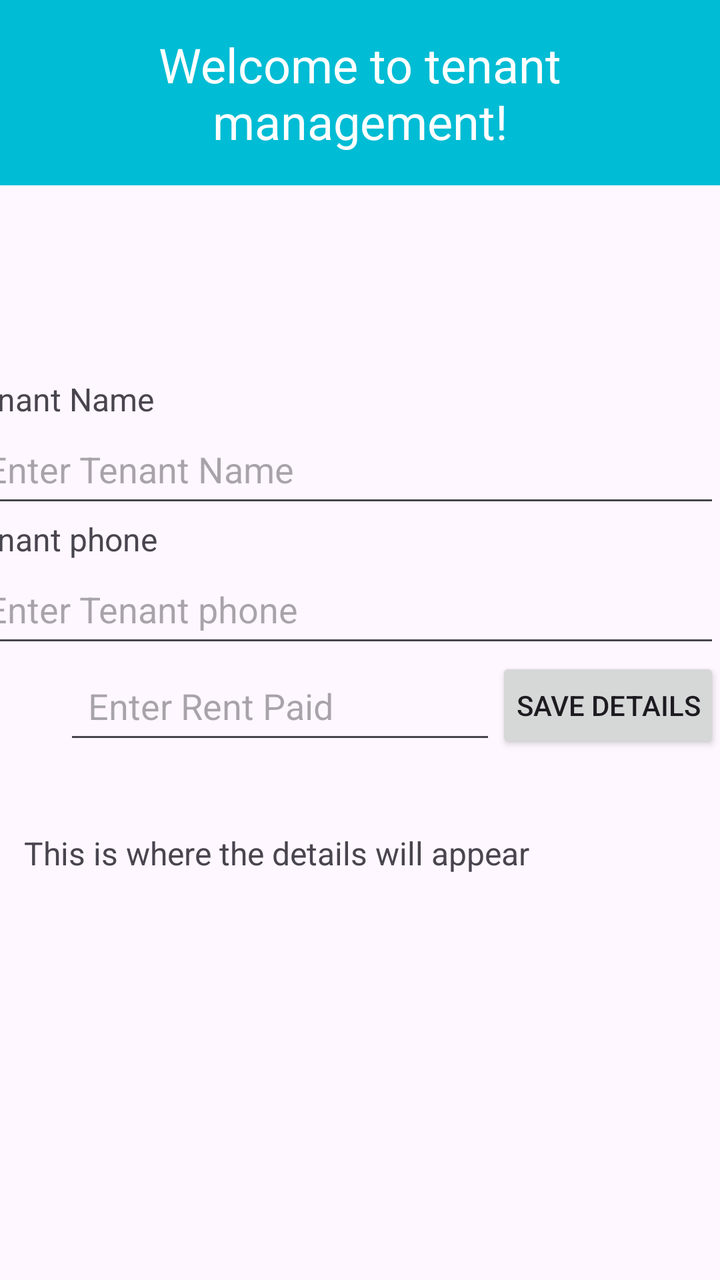
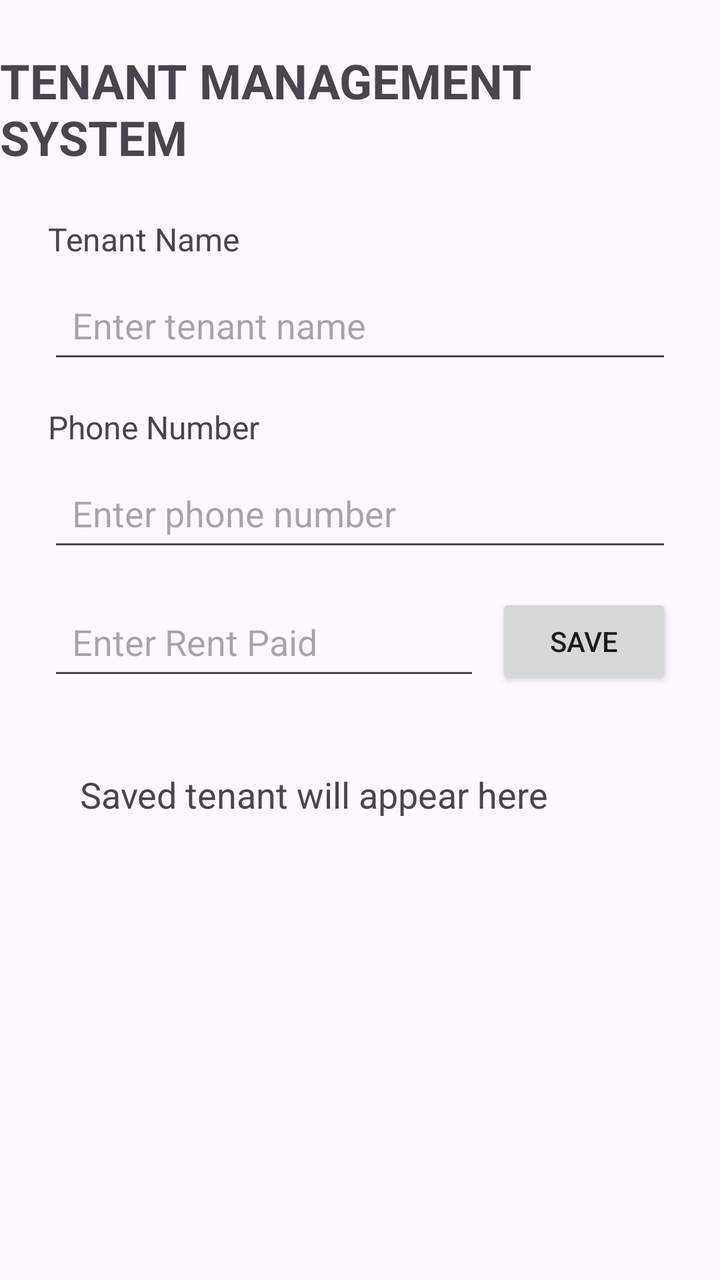

Two renders of the same Android screen: before a commit and after it. Below are the layout's source before the change and the commit's diff.
<!-- AndroidManifest.xml: application theme Theme.TenantManagementSystem -->
<!-- res/layout/activity_main.xml -->
<?xml version="1.0" encoding="utf-8"?>
<LinearLayout xmlns:android="http://schemas.android.com/apk/res/android"

    xmlns:app="http://schemas.android.com/apk/res-auto"
    xmlns:tools="http://schemas.android.com/tools"
    android:id="@+id/main"
    android:layout_width="match_parent"
    android:layout_height="match_parent"
    android:orientation="vertical">

    
    <TextView
        android:layout_width="match_parent"
        android:layout_height="wrap_content"
        android:background="@color/blue"
        android:gravity="center"
        android:padding="16dp"
        android:text="Welcome to tenant management!"
        android:textColor="@color/white"
        android:textSize="24sp" />

    <androidx.constraintlayout.widget.ConstraintLayout
        android:id="@+id/linearLayout"
        android:layout_width="match_parent"
        android:layout_height="wrap_content">

        <TextView
            android:id="@+id/textView"
            android:layout_width="0dp"
            android:layout_height="wrap_content"
            android:layout_marginTop="96dp"
            android:text="Tenant Name"
            android:textSize="16sp"
            app:layout_constraintEnd_toEndOf="parent"
            app:layout_constraintStart_toStartOf="@+id/EditTenantName"
            app:layout_constraintTop_toTopOf="parent" />

        <EditText
            android:id="@+id/EditTenantName"
            android:layout_width="0dp"
            android:layout_height="wrap_content"
            android:hint="Enter Tenant Name"
            android:minHeight="48dp"
            android:padding="12dp"
            app:layout_constraintEnd_toEndOf="parent"
            app:layout_constraintStart_toStartOf="@+id/textView2"
            app:layout_constraintTop_toBottomOf="@+id/textView" />

        <TextView
            android:id="@+id/textView2"
            android:layout_width="379dp"
            android:layout_height="wrap_content"
            android:text="Tenant phone"
            android:textSize="16sp"
            app:layout_constraintEnd_toEndOf="parent"
            app:layout_constraintTop_toBottomOf="@+id/EditTenantName" />

        <EditText
            android:id="@+id/EditPhone"
            android:layout_width="0dp"
            android:layout_height="wrap_content"
            android:hint="Enter Tenant phone"
            android:minHeight="48dp"
            android:padding="12dp"
            app:layout_constraintEnd_toEndOf="parent"
            app:layout_constraintStart_toStartOf="@+id/textView2"
            app:layout_constraintTop_toBottomOf="@+id/textView2" />

    </androidx.constraintlayout.widget.ConstraintLayout>

    
    <androidx.constraintlayout.widget.ConstraintLayout
        android:id="@+id/linearLayout2"
        android:layout_width="match_parent"
        android:layout_height="wrap_content">

        <EditText
            android:id="@+id/EditRent"
            android:layout_width="0dp"
            android:layout_height="wrap_content"
            android:layout_marginStart="32dp"
            android:layout_marginLeft="32dp"
            android:hint="Enter Rent Paid"
            android:minHeight="48dp"
            android:padding="12dp"
            app:layout_constraintEnd_toStartOf="@+id/ButtonSaveDetails"
            app:layout_constraintStart_toStartOf="parent"
            app:layout_constraintTop_toTopOf="@+id/ButtonSaveDetails" />

        <Button
            android:id="@+id/ButtonSaveDetails"
            android:layout_width="wrap_content"
            android:layout_height="wrap_content"
            android:layout_marginBottom="17dp"
            android:padding="10dp"
            android:text="Save details"
            app:layout_constraintBottom_toBottomOf="parent"
            app:layout_constraintEnd_toEndOf="parent"
            app:layout_constraintStart_toEndOf="@+id/EditRent" />
    </androidx.constraintlayout.widget.ConstraintLayout>

    <TextView
        android:id="@+id/TextviewDisplay"
        android:layout_width="match_parent"
        android:layout_height="wrap_content"
        android:layout_marginTop="10dp"
        android:padding="12dp"
        android:text="This is where the details will appear"
        android:textSize="16sp" />

</LinearLayout>
<!-- resources referenced by this layout -->
<resources>
  <color name="blue">#00bcd4</color>
  <color name="white">#FFFFFFFF</color>
  <style name="Theme.TenantManagementSystem" parent="Base.Theme.TenantManagementSystem" />
  <style name="Base.Theme.TenantManagementSystem" parent="Theme.Material3.DayNight.NoActionBar">
          
          
      </style>
</resources>

<!-- the commit's change to res/layout/activity_main.xml (unified diff, before → after) -->
@@ -1,111 +1,114 @@
 <?xml version="1.0" encoding="utf-8"?>
-<LinearLayout xmlns:android="http://schemas.android.com/apk/res/android"
+<androidx.constraintlayout.widget.ConstraintLayout
+    xmlns:android="http://schemas.android.com/apk/res/android"
+    xmlns:app="http://schemas.android.com/apk/res-auto"
+    android:layout_width="match_parent"
+    android:layout_height="match_parent">
 
-    xmlns:app="http://schemas.android.com/apk/res-auto"
-    xmlns:tools="http://schemas.android.com/tools"
-    android:id="@+id/main"
-    android:layout_width="match_parent"
-    android:layout_height="match_parent"
-    android:orientation="vertical">
-
-    
-    <TextView
-        android:layout_width="match_parent"
-        android:layout_height="wrap_content"
-        android:background="@color/blue"
-        android:gravity="center"
-        android:padding="16dp"
-        android:text="Welcome to tenant management!"
-        android:textColor="@color/white"
-        android:textSize="24sp" />
-
-    <androidx.constraintlayout.widget.ConstraintLayout
-        android:id="@+id/linearLayout"
-        android:layout_width="match_parent"
-        android:layout_height="wrap_content">
-
-        <TextView
-            android:id="@+id/textView"
-            android:layout_width="0dp"
-            android:layout_height="wrap_content"
-            android:layout_marginTop="96dp"
-            android:text="Tenant Name"
-            android:textSize="16sp"
-            app:layout_constraintEnd_toEndOf="parent"
-            app:layout_constraintStart_toStartOf="@+id/EditTenantName"
-            app:layout_constraintTop_toTopOf="parent" />
-
-        <EditText
-            android:id="@+id/EditTenantName"
-            android:layout_width="0dp"
-            android:layout_height="wrap_content"
-            android:hint="Enter Tenant Name"
-            android:minHeight="48dp"
-            android:padding="12dp"
-            app:layout_constraintEnd_toEndOf="parent"
-            app:layout_constraintStart_toStartOf="@+id/textView2"
-            app:layout_constraintTop_toBottomOf="@+id/textView" />
-
-        <TextView
-            android:id="@+id/textView2"
-            android:layout_width="379dp"
-            android:layout_height="wrap_content"
-            android:text="Tenant phone"
-            android:textSize="16sp"
-            app:layout_constraintEnd_toEndOf="parent"
-            app:layout_constraintTop_toBottomOf="@+id/EditTenantName" />
-
-        <EditText
-            android:id="@+id/EditPhone"
-            android:layout_width="0dp"
-            android:layout_height="wrap_content"
-            android:hint="Enter Tenant phone"
-            android:minHeight="48dp"
-            android:padding="12dp"
-            app:layout_constraintEnd_toEndOf="parent"
-            app:layout_constraintStart_toStartOf="@+id/textView2"
-            app:layout_constraintTop_toBottomOf="@+id/textView2" />
-
-    </androidx.constraintlayout.widget.ConstraintLayout>
-
-    
-    <androidx.constraintlayout.widget.ConstraintLayout
-        android:id="@+id/linearLayout2"
-        android:layout_width="match_parent"
-        android:layout_height="wrap_content">
-
-        <EditText
-            android:id="@+id/EditRent"
-            android:layout_width="0dp"
-            android:layout_height="wrap_content"
-            android:layout_marginStart="32dp"
-            android:layout_marginLeft="32dp"
-            android:hint="Enter Rent Paid"
-            android:minHeight="48dp"
-            android:padding="12dp"
-            app:layout_constraintEnd_toStartOf="@+id/ButtonSaveDetails"
-            app:layout_constraintStart_toStartOf="parent"
-            app:layout_constraintTop_toTopOf="@+id/ButtonSaveDetails" />
-
-        <Button
-            android:id="@+id/ButtonSaveDetails"
-            android:layout_width="wrap_content"
-            android:layout_height="wrap_content"
-            android:layout_marginBottom="17dp"
-            android:padding="10dp"
-            android:text="Save details"
-            app:layout_constraintBottom_toBottomOf="parent"
-            app:layout_constraintEnd_toEndOf="parent"
-            app:layout_constraintStart_toEndOf="@+id/EditRent" />
-    </androidx.constraintlayout.widget.ConstraintLayout>
 
     <TextView
-        android:id="@+id/TextviewDisplay"
-        android:layout_width="match_parent"
+        android:id="@+id/titleTextView"
+        android:layout_width="wrap_content"
         android:layout_height="wrap_content"
-        android:layout_marginTop="10dp"
+        android:text="TENANT MANAGEMENT SYSTEM"
+        android:textSize="24sp"
+        android:textStyle="bold"
+        android:layout_marginTop="24dp"
+        app:layout_constraintTop_toTopOf="parent"
+        app:layout_constraintStart_toStartOf="parent"
+        app:layout_constraintEnd_toEndOf="parent" />
+
+
+    <TextView
+        android:id="@+id/tenantNameLabel"
+        android:layout_width="wrap_content"
+        android:layout_height="wrap_content"
+        android:text="Tenant Name"
+        android:textSize="16sp"
+        android:layout_marginTop="24dp"
+        android:layout_marginStart="24dp"
+        app:layout_constraintTop_toBottomOf="@id/titleTextView"
+        app:layout_constraintStart_toStartOf="parent" />
+
+
+    <EditText
+        android:id="@+id/tenantNameEditText"
+        android:layout_width="0dp"
+        android:layout_height="wrap_content"
+        android:hint="Enter tenant name"
+        android:minHeight="48dp"
         android:padding="12dp"
-        android:text="This is where the details will appear"
-        android:textSize="16sp" />
+        android:layout_marginTop="8dp"
+        android:layout_marginStart="24dp"
+        android:layout_marginEnd="24dp"
+        app:layout_constraintTop_toBottomOf="@id/tenantNameLabel"
+        app:layout_constraintStart_toStartOf="parent"
+        app:layout_constraintEnd_toEndOf="parent" />
 
-</LinearLayout>
+
+    <TextView
+        android:id="@+id/phoneLabel"
+        android:layout_width="wrap_content"
+        android:layout_height="wrap_content"
+        android:text="Phone Number"
+        android:textSize="16sp"
+        android:layout_marginTop="16dp"
+        android:layout_marginStart="24dp"
+        app:layout_constraintTop_toBottomOf="@id/tenantNameEditText"
+        app:layout_constraintStart_toStartOf="parent" />
+
+
+    <EditText
+        android:id="@+id/phoneEditText"
+        android:layout_width="0dp"
+        android:layout_height="wrap_content"
+        android:hint="Enter phone number"
+        android:inputType="phone"
+        android:minHeight="48dp"
+        android:padding="12dp"
+        android:layout_marginTop="8dp"
+        android:layout_marginStart="24dp"
+        android:layout_marginEnd="24dp"
+        app:layout_constraintTop_toBottomOf="@id/phoneLabel"
+        app:layout_constraintStart_toStartOf="parent"
+        app:layout_constraintEnd_toEndOf="parent" />
+
+
+    <EditText
+        android:id="@+id/rentEditText"
+        android:layout_width="0dp"
+        android:layout_height="wrap_content"
+        android:hint="Enter Rent Paid"
+        android:inputType="numberDecimal"
+        android:minHeight="48dp"
+        android:padding="12dp"
+        android:layout_marginStart="24dp"
+        android:layout_marginTop="16dp"
+        android:layout_marginEnd="8dp"
+        app:layout_constraintTop_toBottomOf="@id/phoneEditText"
+        app:layout_constraintStart_toStartOf="parent"
+        app:layout_constraintEnd_toStartOf="@id/saveButton" />
+
+
+    <Button
+        android:id="@+id/saveButton"
+        android:layout_width="wrap_content"
+        android:layout_height="wrap_content"
+        android:text="SAVE"
+        android:layout_marginEnd="24dp"
+        app:layout_constraintTop_toTopOf="@id/rentEditText"
+        app:layout_constraintEnd_toEndOf="parent" />
+
+
+    <TextView
+        android:id="@+id/tenantResultTextView"
+        android:layout_width="0dp"
+        android:layout_height="wrap_content"
+        android:text="Saved tenant will appear here"
+        android:textSize="18sp"
+        android:padding="16dp"
+        android:layout_margin="24dp"
+        app:layout_constraintTop_toBottomOf="@id/rentEditText"
+        app:layout_constraintStart_toStartOf="parent"
+        app:layout_constraintEnd_toEndOf="parent" />
+</androidx.constraintlayout.widget.ConstraintLayout>
<!-- resource entries referenced after the edit -->
@@ -1,7 +1,5 @@
 <!-- resources referenced by this layout -->
 <resources>
-  <color name="blue">#00bcd4</color>
-  <color name="white">#FFFFFFFF</color>
   <style name="Theme.TenantManagementSystem" parent="Base.Theme.TenantManagementSystem" />
   <style name="Base.Theme.TenantManagementSystem" parent="Theme.Material3.DayNight.NoActionBar">
           
